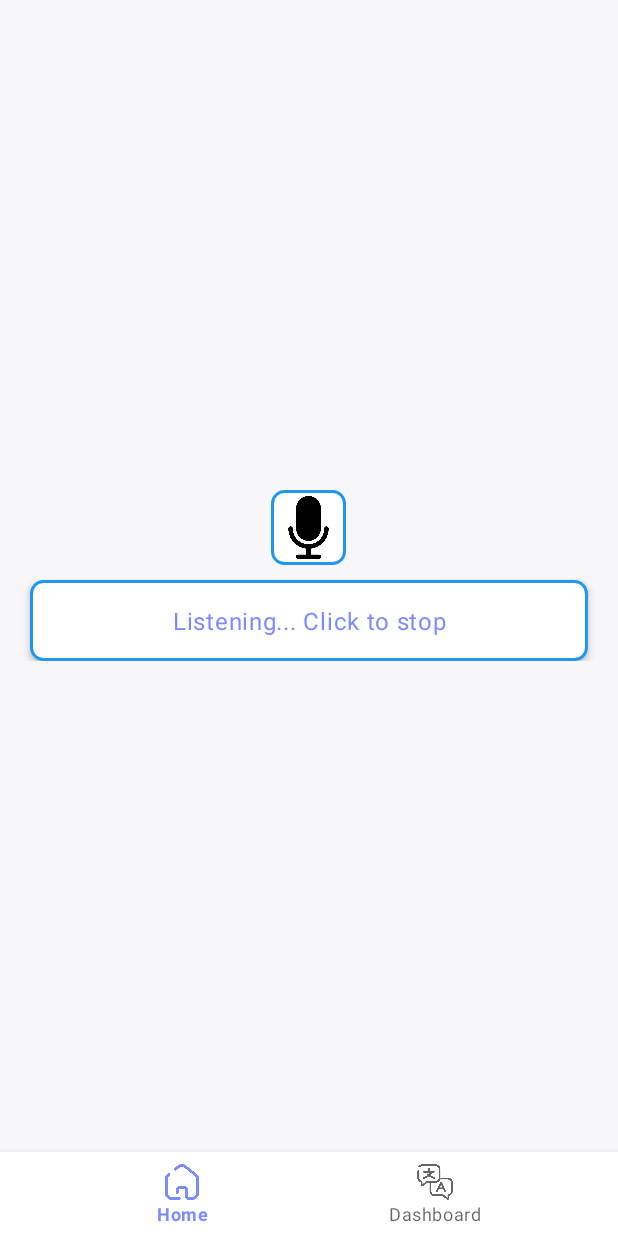
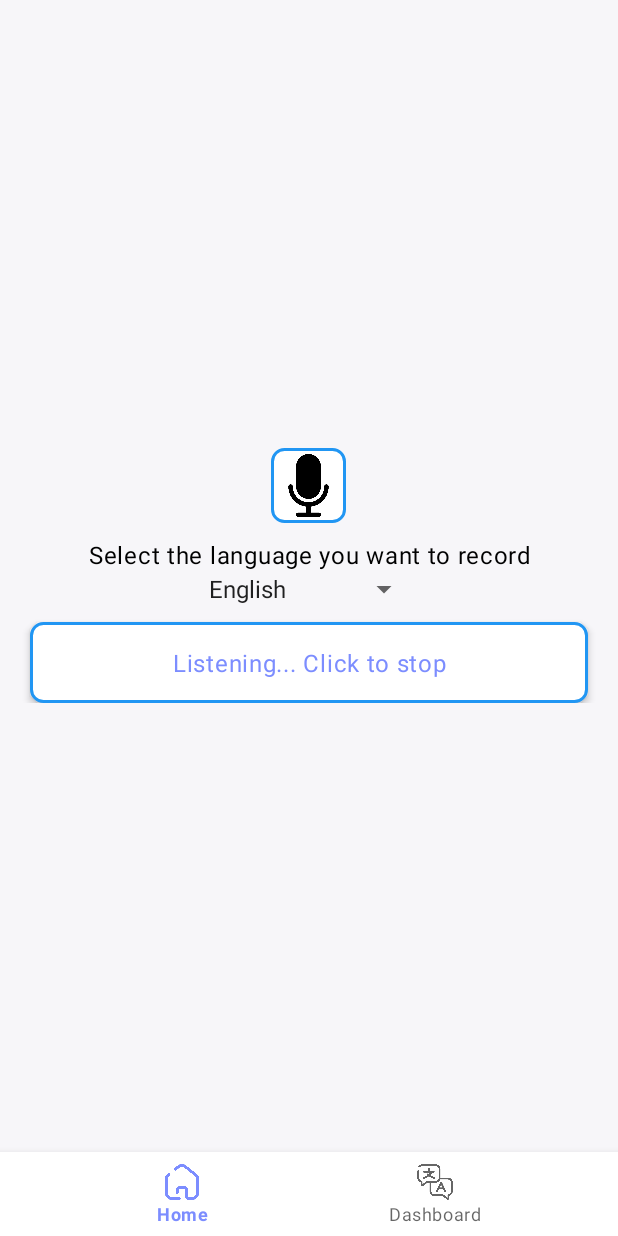
Before and after one commit to trduc2608/SpeechToText, an Android app: the screen it shows after launch (MainActivity), after a tap on an icon or button, on a phone screen of 412 x 824 dp. Run offline under Robolectric (Android 15) with nearby library versions, the phone set to English and light mode, and no system bars.

Commit message:
update voice

```diff
--- a/AndoirdApp/app/src/main/java/com/example/sttapp/HomeFragment.java
+++ b/AndoirdApp/app/src/main/java/com/example/sttapp/HomeFragment.java
@@ -11,7 +11,9 @@ import android.speech.SpeechRecognizer;
 import android.view.LayoutInflater;
 import android.view.View;
 import android.view.ViewGroup;
+import android.widget.AdapterView;
 import android.widget.ImageView;
+import android.widget.Spinner;
 import android.widget.TextView;
 import android.widget.Toast;
 
@@ -27,10 +29,12 @@ import java.util.Locale;
 public class HomeFragment extends Fragment {
 
     private SpeechRecognizer speechRecognizer;
+    private Spinner languageSpinner;
     private TextView textView;
     private ImageView ivMic;
     private boolean isRecording = false;
     private long lastClickTime = 0;
+    private String selectedLanguage = "en-US";
     private static final int REQUEST_CODE_PERMISSION = 1;
 
     @Override
@@ -39,6 +43,7 @@ public class HomeFragment extends Fragment {
         // Inflate the layout for this fragment
         View view = inflater.inflate(R.layout.fragment_home, container, false);
 
+        languageSpinner = view.findViewById(R.id.languageSpinner);
         ivMic = view.findViewById(R.id.IVMic);
         textView = view.findViewById(R.id.textstore);
 
@@ -46,6 +51,22 @@ public class HomeFragment extends Fragment {
         speechRecognizer = SpeechRecognizer.createSpeechRecognizer(requireContext());
 
         checkAndRequestPermissions();
+
+        languageSpinner.setOnItemSelectedListener(new AdapterView.OnItemSelectedListener() {
+            @Override
+            public void onItemSelected(AdapterView<?> parent, View view, int position, long id) {
+                if(position!= 0) {
+                    selectedLanguage = "en-US";
+                } else {
+                    selectedLanguage = "vi-VN";
+                }
+            }
+
+            @Override
+            public void onNothingSelected(AdapterView<?> parent) {
+
+            }
+        });
 
         // Set up the listener with debounce
         ivMic.setOnClickListener(v -> {
@@ -94,8 +115,8 @@ public class HomeFragment extends Fragment {
 
         Intent intent = new Intent(RecognizerIntent.ACTION_RECOGNIZE_SPEECH);
         intent.putExtra(RecognizerIntent.EXTRA_LANGUAGE_MODEL, RecognizerIntent.LANGUAGE_MODEL_FREE_FORM);
-        intent.putExtra(RecognizerIntent.EXTRA_LANGUAGE, Locale.getDefault()); // Default to device language
-        intent.putExtra(RecognizerIntent.EXTRA_LANGUAGE_PREFERENCE, Locale.getDefault());
+        intent.putExtra(RecognizerIntent.EXTRA_LANGUAGE, selectedLanguage); // Default to device language
+        intent.putExtra(RecognizerIntent.EXTRA_LANGUAGE_PREFERENCE, selectedLanguage);
 
         // For Vietnamese and English
         String[] supportedLanguages  = new String[]{"en-US", "vi-VN"}; // Use "vi" for Vietnamese or "en" for English, depending on need
--- a/AndoirdApp/app/src/main/res/layout/fragment_home.xml
+++ b/AndoirdApp/app/src/main/res/layout/fragment_home.xml
@@ -21,8 +21,25 @@
             android:id="@+id/IVMic"
             android:layout_gravity="center"
             android:layout_marginTop="20dp"
-            android:background="@drawable/edit_text_border"
-            />
+            android:background="@drawable/edit_text_border"/>
+
+        <!-- Language Selection Spinner -->
+        <TextView
+            android:layout_width="match_parent"
+            android:layout_height="wrap_content"
+            android:text="@string/select_the_language_you_want_to_record"
+            android:layout_marginTop="10dp"
+            android:textAlignment="center"
+            android:textSize="16sp"
+            android:letterSpacing="0.03"
+            android:textColor="@color/black"/>
+
+        <Spinner
+            android:id="@+id/languageSpinner"
+            android:layout_width="wrap_content"
+            android:layout_height="wrap_content"
+            android:layout_gravity="center"
+            android:entries="@array/languages_array" />
 
         <TextView
             android:layout_width="match_parent"
--- a/AndoirdApp/app/src/main/res/values/strings.xml
+++ b/AndoirdApp/app/src/main/res/values/strings.xml
@@ -15,6 +15,7 @@
     <string name="start_listening">Start listening</string>
     <string name="home">Home</string>
     <string name="dashboard">Dashboard</string>
+    <string name="select_the_language_you_want_to_record">Select the language you want to record</string>
     <string-array name="languages_array">
         <item>English</item>
         <item>Vietnamese</item>
```
